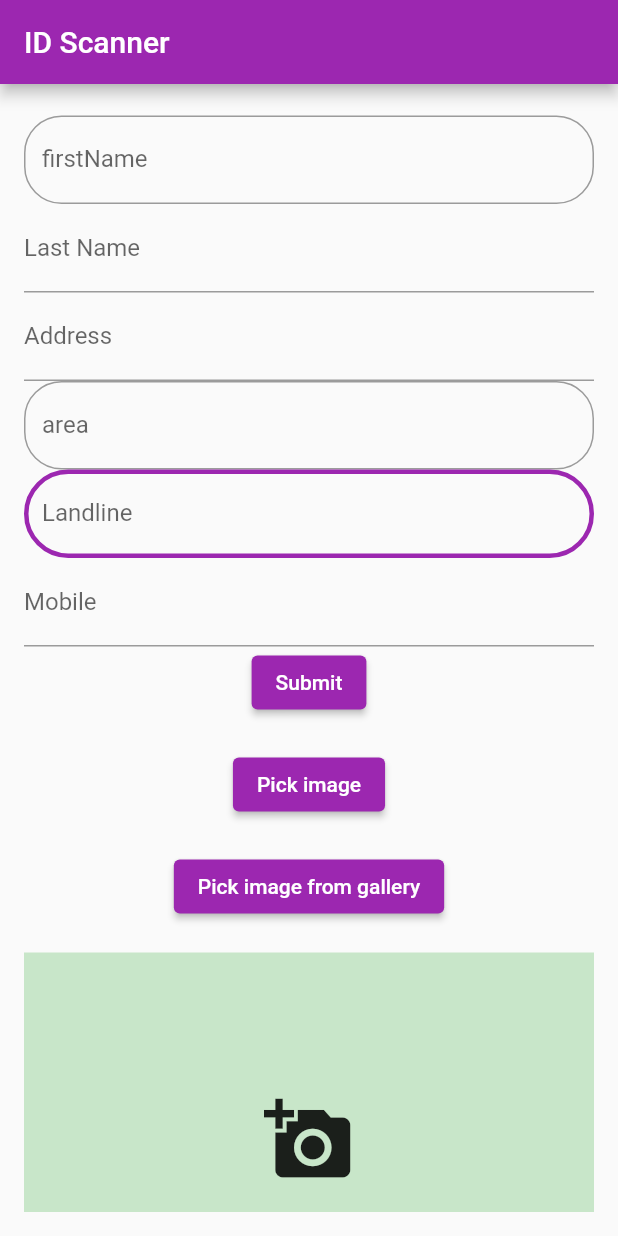
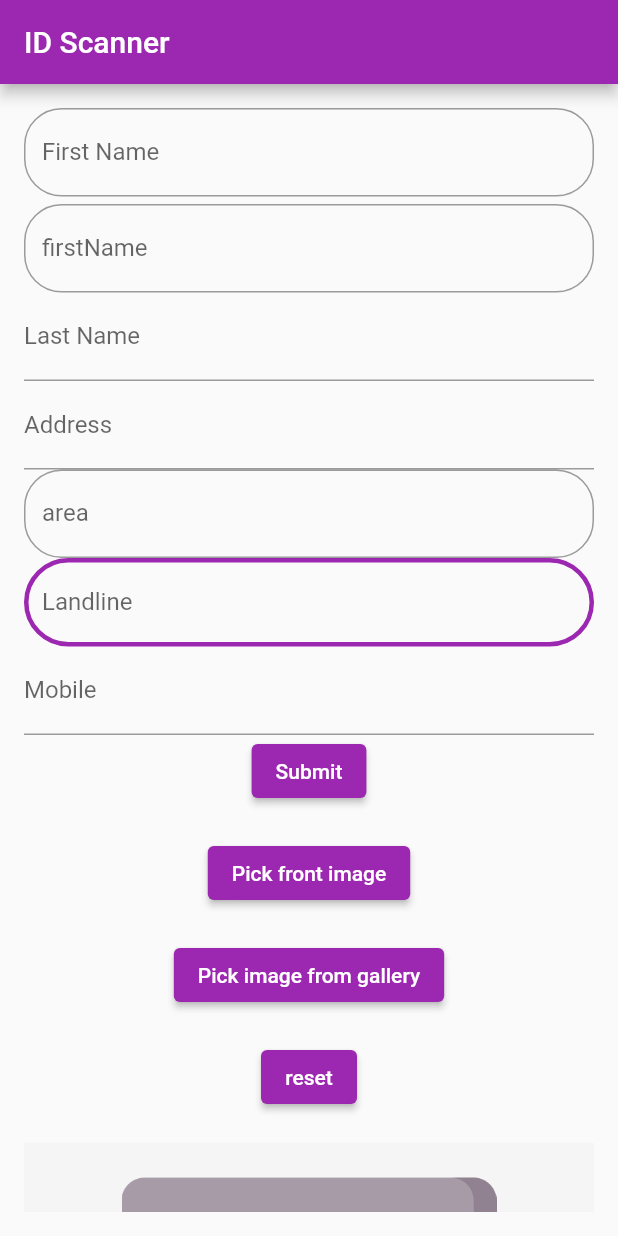
Before and after one commit to mohamdshibl/blnk_Task, a Flutter app: the screen it shows after launch, on a phone screen of 412 x 824 dp. Run offline on Flutter 3.47's test engine with Material 2 defaults, Android fonts, the phone set to English and light mode, and no system bars; our stand-ins replace image_picker, permission_handler; missing offline and left inert: edge_detection.

Commit message:
custom_widgets

```diff
--- /dev/null
+++ b/lib/constants/custom_widget.dart
@@ -0,0 +1,43 @@
+import 'package:flutter/material.dart';
+
+class CustomTextField extends StatefulWidget {
+  final TextEditingController controller;
+  final String labelText;
+  final String? Function(String?)? validator;
+
+  const CustomTextField({
+    Key? key,
+    required this.controller,
+    required this.labelText,
+    this.validator,
+  }) : super(key: key);
+
+  @override
+  _CustomTextFieldState createState() => _CustomTextFieldState();
+}
+
+class _CustomTextFieldState extends State<CustomTextField> {
+  bool _showError = false;
+
+  @override
+  Widget build(BuildContext context) {
+    return TextFormField(
+      controller: widget.controller,
+      decoration: InputDecoration(
+        labelText: widget.labelText,
+        fillColor: Colors.white,
+        border: OutlineInputBorder(
+          borderRadius: BorderRadius.circular(25.0),
+          borderSide: BorderSide(),
+        ),
+        errorText: _showError ? widget.validator!(widget.controller.text) : null,
+      ),
+      onChanged: (value) {
+        setState(() {
+          _showError = widget.validator != null && value.isNotEmpty;
+        });
+      },
+      validator: widget.validator,
+    );
+  }
+}
--- /dev/null
+++ b/lib/constants/utils.dart
@@ -0,0 +1,6 @@
+class AssetsImages {
+
+  static const frontID = 'assets/images/id-1.png';
+
+
+}
--- a/lib/view/get_data.dart
+++ b/lib/view/get_data.dart
@@ -8,6 +8,9 @@ import 'package:path/path.dart';
 import 'package:path_provider/path_provider.dart';
 import 'package:permission_handler/permission_handler.dart';
 
+import '../constants/custom_widget.dart';
+import '../constants/utils.dart';
+
 class ScanIdScreen extends StatefulWidget {
   @override
   State<ScanIdScreen> createState() => _ScanIdScreenState();
@@ -16,6 +19,7 @@ class _ScanIdScreenState extends State<ScanIdScreen> {
 
   File? _image;
   String? _imagee;
+  String? _imageee;
   String txt= '';
 
   final firstNameController = TextEditingController();
@@ -24,6 +28,7 @@ class _ScanIdScreenState extends State<ScanIdScreen> {
   final areaController = TextEditingController();
   final landlineController = TextEditingController();
   final mobileController = TextEditingController();
+  final _formKey = GlobalKey<FormState>();
 
   Future<void> _detectIdCard() async {
 
@@ -56,14 +61,13 @@ class _ScanIdScreenState extends State<ScanIdScreen> {
       } catch (e) {
         print(e);
       }
-
-      // If the widget was removed from the tree while the asynchronous platform
-      // message was in flight, we want to discard the reply rather than calling
-      // setState to update our non-existent appearance.
       if (!mounted) return;
-
       setState(() {
+        if (_imagee==null){
           _imagee = imagePath;
+        }else {
+          _imageee = imagePath;
+        }
       });
     }
   Future<void> _pickImage(ImageSource source) async {
@@ -77,7 +81,6 @@ class _ScanIdScreenState extends State<ScanIdScreen> {
       if (kDebugMode) {
         print(e);
       }
-      // Show an error message to the user or handle the error appropriately
     }
   }
 
@@ -103,9 +106,22 @@ class _ScanIdScreenState extends State<ScanIdScreen> {
       ),
       body: Padding(
         padding: const EdgeInsets.all(16.0),
+        child: Form(
+          key: _formKey,
           child: SingleChildScrollView(
             child: Column(
               children: [
+                CustomTextField(
+                  controller: firstNameController,
+                  labelText: 'First Name',
+                  validator: (value) {
+                    if (value == null || value.isEmpty) {
+                      return 'Please enter a valid first name';
+                    }
+                    return null;
+                  },
+                ),
+
                 SizedBox(height: 5),
                 TextField(
                   controller: firstNameController,
@@ -165,7 +181,7 @@ class _ScanIdScreenState extends State<ScanIdScreen> {
                     //   }
                     // });
                   },
-                child: const Text('Pick image'),
+                  child: const Text('Pick front image'),
                 ),
                 SizedBox(height: 20),
                 ElevatedButton(
@@ -177,20 +193,56 @@ class _ScanIdScreenState extends State<ScanIdScreen> {
                       }
                     });
                   },
+
                   child: const Text('Pick image from gallery'),
+                ),
+                SizedBox(height: 20),
+                ElevatedButton(
+                  onPressed: () {
+                    setState(() {
+                      _imagee=null;
+                      _imageee=null;
+                    });
+                  },
+                  child: const Text('reset'),
                 ),
                 SizedBox(height: 20),
                 Container(
                   width: double.infinity,
                   height: 250,
-                color: Colors.green.shade100,
+                  color: Colors.grey.shade100,
                   child: Center(
                     child: (_imagee != null)
                         ? Image.file(File(_imagee!))
+                        : Image.asset(AssetsImages.frontID,),
+                  ),
+                ),
+                SizedBox(height: 20),
+                SizedBox(height: 20),
+                ElevatedButton(
+                  onPressed: () {
+                    _image = null;
+                    _detectIdCard();
+                    // _pickImage(ImageSource.camera).then((value) {
+                    //   if (_image != null) {
+                    //     //
+                    //   }
+                    // });
+                  },
+                  child: const Text('Pick back image'),
+                ),
+                Container(
+                  width: double.infinity,
+                  height: 250,
+                  color: Colors.grey.shade100,
+                  child: Center(
+                    child: (_imageee != null)
+                        ? Image.file(File(_imageee!))
                         : const Icon(Icons.add_a_photo, size: 60),
                   ),
                 ),
               ],
+            ),
           ),
         ),
       ),
@@ -215,6 +267,7 @@ class _ScanIdScreenState extends State<ScanIdScreen> {
     print('Landline: $landline');
     print('Mobile: $mobile');
 
+
     // Clear the text fields
     firstNameController.clear();
     lastNameController.clear();
```
Also changed, not shown: lib/model/user_model.dart (added, +13 -0 lines), pubspec.yaml (+4 -3 lines), assets/images/id-1.png (added), pubspec.lock. Lines whose indentation alone changed are shown as unchanged.
